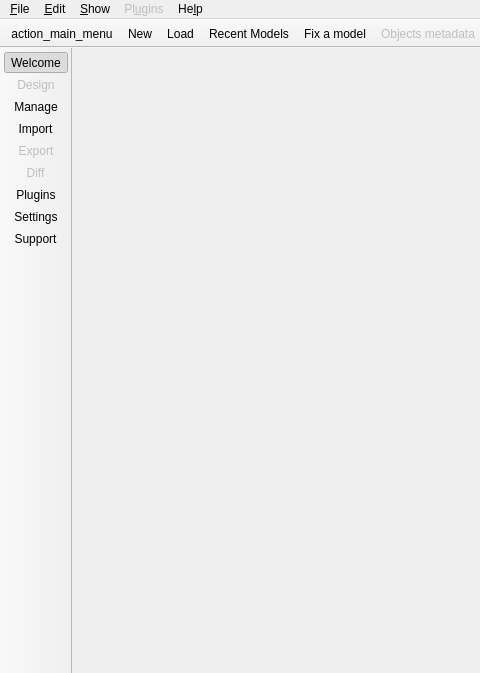
Old version of the form libpgmodeler_ui/ui/mainwindow.ui in the repository pgmodeler/pgmodeler; both pictures show x 0 to 480 and y 0 to 673 of the 1068 by 673 pixel window.
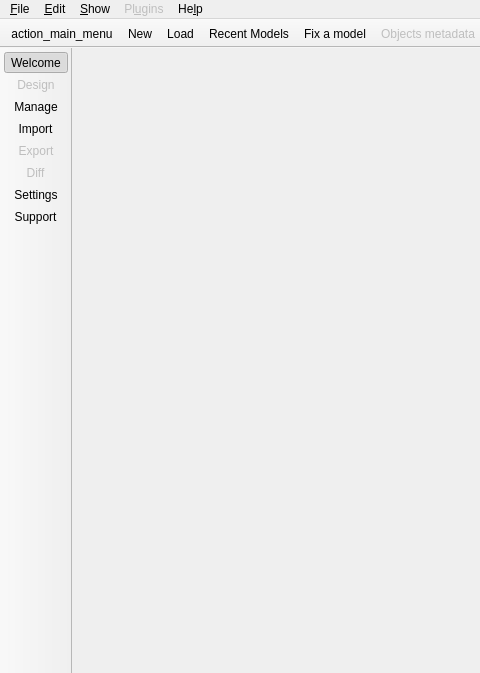
New version of the form. Icons and pictures are not drawn.

The edit to the form file:
```diff
--- a/libpgmodeler_ui/ui/mainwindow.ui
+++ b/libpgmodeler_ui/ui/mainwindow.ui
@@ -787,7 +787,6 @@
    <addaction name="action_import"/>
    <addaction name="action_export"/>
    <addaction name="action_diff"/>
-   <addaction name="action_plugins"/>
    <addaction name="action_configuration"/>
    <addaction name="action_support"/>
   </widget>
```
